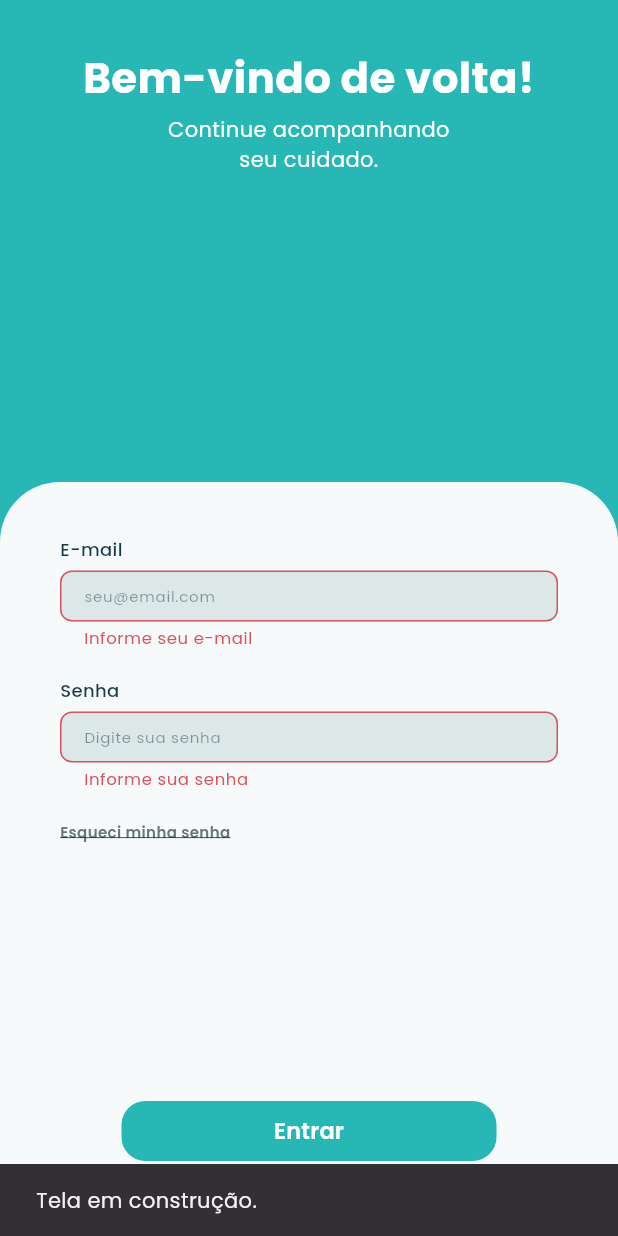
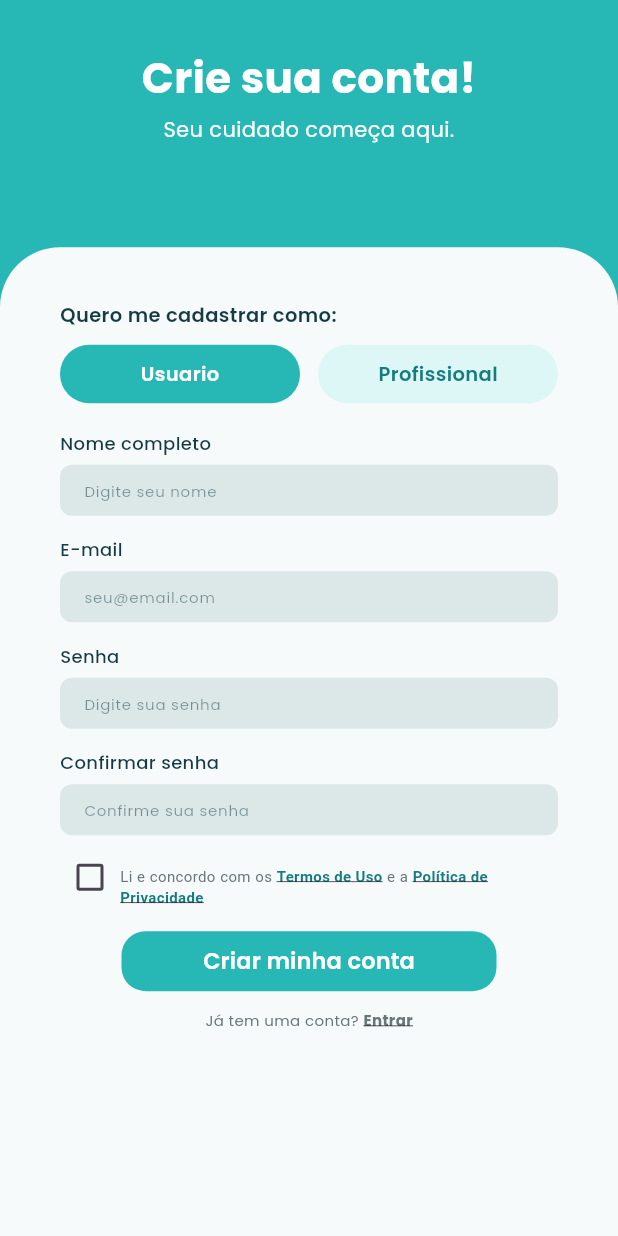
Before and after one commit to dzblivion/MedTrack, a Flutter app: the screen it shows after launch, after a tap on "Entrar", after a tap on "Criar Conta", on a phone screen of 412 x 824 dp. Run offline on Flutter 3.47's test engine with Material 3 defaults, Android fonts, the phone set to English and light mode, and no system bars; our stand-ins replace flutter_secure_storage, google_fonts.

Commit message:
feat: tela de cadastro (usuário e profissional) e ajustes no login

```diff
--- a/frontend/lib/features/auth/auth_repository.dart
+++ b/frontend/lib/features/auth/auth_repository.dart
@@ -30,4 +30,34 @@ class AuthRepository {
 
     return Usuario.fromJson(dados['usuario'] as Map<String, dynamic>);
   }
+
+  Future<void> cadastrarUsuario({
+    required String nome,
+    required String email,
+    required String senha,
+  }) {
+    return _api.post('/cadastrar-usuario', {
+      'nome': nome,
+      'email': email,
+      'senha': senha,
+    });
+  }
+
+  Future<void> cadastrarProfissional({
+    required String nome,
+    required String email,
+    required String senha,
+    required String profissao,
+    required String registro,
+    required String ufRegistro,
+  }) {
+    return _api.post('/cadastrar-profissional', {
+      'nome': nome,
+      'email': email,
+      'senha': senha,
+      'profissao': profissao,
+      'registro': registro,
+      'uf_registro': ufRegistro,
+    });
+  }
 }
--- a/frontend/lib/features/auth/auth_validators.dart
+++ b/frontend/lib/features/auth/auth_validators.dart
@@ -10,4 +10,27 @@ class AuthValidators {
     if (valor == null || valor.isEmpty) return 'Informe sua senha';
     return null;
   }
+
+  static String? campoObrigatorio(String? valor, String rotulo) {
+    if (valor == null || valor.trim().isEmpty) return 'Informe $rotulo';
+    return null;
+  }
+
+  static String? nome(String? valor) => campoObrigatorio(valor, 'seu nome');
+
+  static String? novaSenha(String? valor) {
+    if (valor == null || valor.isEmpty) return 'Crie uma senha';
+    if (valor.length < 8) return 'A senha deve ter ao menos 8 caracteres';
+    return null;
+  }
+
+  static String? Function(String?) confirmarSenha(
+    String Function() senhaOriginal,
+  ) {
+    return (valor) {
+      if (valor == null || valor.isEmpty) return 'Confirme sua senha';
+      if (valor != senhaOriginal()) return 'As senhas não coincidem';
+      return null;
+    };
+  }
 }
--- /dev/null
+++ b/frontend/lib/features/auth/br_estados.dart
@@ -0,0 +1,6 @@
+/// Siglas das unidades federativas do Brasil, para o registro profissional.
+const List<String> brEstados = [
+  'AC', 'AL', 'AP', 'AM', 'BA', 'CE', 'DF', 'ES', 'GO',
+  'MA', 'MT', 'MS', 'MG', 'PA', 'PB', 'PR', 'PE', 'PI',
+  'RJ', 'RN', 'RS', 'RO', 'RR', 'SC', 'SP', 'SE', 'TO',
+];
--- /dev/null
+++ b/frontend/lib/features/auth/cadastro_screen.dart
@@ -0,0 +1,241 @@
+import 'package:flutter/material.dart';
+
+import '../../core/api/api_client.dart';
+import '../../theme/app_theme.dart';
+import '../../widgets/app_button.dart';
+import '../../widgets/app_dropdown.dart';
+import '../../widgets/app_snackbar.dart';
+import '../../widgets/app_text_field.dart';
+import 'auth_repository.dart';
+import 'auth_validators.dart';
+import 'br_estados.dart';
+import 'profissoes_saude.dart';
+import 'widgets/auth_layout.dart';
+import 'widgets/terms_checkbox.dart';
+import 'widgets/user_type_toggle.dart';
+
+class CadastroScreen extends StatefulWidget {
+  final AuthRepository? authRepository;
+
+  const CadastroScreen({super.key, this.authRepository});
+
+  @override
+  State<CadastroScreen> createState() => _CadastroScreenState();
+}
+
+class _CadastroScreenState extends State<CadastroScreen> {
+  final _formKey = GlobalKey<FormState>();
+  final _nomeController = TextEditingController();
+  final _emailController = TextEditingController();
+  final _senhaController = TextEditingController();
+  final _confirmarSenhaController = TextEditingController();
+  final _registroController = TextEditingController();
+  late final AuthRepository _auth = widget.authRepository ?? AuthRepository();
+
+  TipoConta _tipo = TipoConta.usuario;
+  String? _profissao;
+  String? _ufRegistro;
+  bool _aceitaTermos = false;
+  bool _carregando = false;
+
+  @override
+  void dispose() {
+    _nomeController.dispose();
+    _emailController.dispose();
+    _senhaController.dispose();
+    _confirmarSenhaController.dispose();
+    _registroController.dispose();
+    super.dispose();
+  }
+
+  bool get _ehProfissional => _tipo == TipoConta.profissional;
+
+  Future<void> _criarConta() async {
+    final formValido = _formKey.currentState!.validate();
+
+    if (!_aceitaTermos) {
+      AppSnackBar.erro(context, 'Você precisa aceitar os termos para continuar.');
+    }
+
+    if (!formValido || !_aceitaTermos) return;
+
+    setState(() => _carregando = true);
+
+    try {
+      if (_ehProfissional) {
+        await _auth.cadastrarProfissional(
+          nome: _nomeController.text.trim(),
+          email: _emailController.text.trim(),
+          senha: _senhaController.text,
+          profissao: _profissao!,
+          registro: _registroController.text.trim(),
+          ufRegistro: _ufRegistro!,
+        );
+      } else {
+        await _auth.cadastrarUsuario(
+          nome: _nomeController.text.trim(),
+          email: _emailController.text.trim(),
+          senha: _senhaController.text,
+        );
+      }
+
+      if (!mounted) return;
+
+      AppSnackBar.info(context, 'Conta criada com sucesso! Faça login.');
+      Navigator.of(context).pop();
+    } on ApiException catch (e) {
+      if (mounted) AppSnackBar.erro(context, e.mensagem);
+    } catch (_) {
+      if (mounted) {
+        AppSnackBar.erro(context, 'Algo deu errado. Tente novamente.');
+      }
+    } finally {
+      if (mounted) setState(() => _carregando = false);
+    }
+  }
+
+  @override
+  Widget build(BuildContext context) {
+    return AuthLayout(
+      titulo: 'Crie sua conta!',
+      subtitulo: 'Seu cuidado começa aqui.',
+      alturaCabecalho: 0.2,
+      child: Form(
+        key: _formKey,
+        child: Column(
+          crossAxisAlignment: CrossAxisAlignment.start,
+          children: [
+            const Text(
+              'Quero me cadastrar como:',
+              style: TextStyle(
+                color: AppColors.inputText,
+                fontSize: 13,
+                fontWeight: FontWeight.w600,
+              ),
+            ),
+            const SizedBox(height: 10),
+            UserTypeToggle(
+              selecionado: _tipo,
+              onChanged: (tipo) => setState(() => _tipo = tipo),
+            ),
+            const SizedBox(height: 18),
+            AppTextField(
+              label: 'Nome completo',
+              hint: 'Digite seu nome',
+              controller: _nomeController,
+              textInputAction: TextInputAction.next,
+              validator: AuthValidators.nome,
+            ),
+            const SizedBox(height: 14),
+            AppTextField(
+              label: 'E-mail',
+              hint: 'seu@email.com',
+              controller: _emailController,
+              keyboardType: TextInputType.emailAddress,
+              textInputAction: TextInputAction.next,
+              validator: AuthValidators.email,
+            ),
+            if (_ehProfissional) ...[
+              const SizedBox(height: 14),
+              AppDropdown(
+                label: 'Profissão',
+                hint: 'Selecione sua profissão',
+                valor: _profissao,
+                opcoes: profissoesSaude,
+                onChanged: (v) => setState(() => _profissao = v),
+                validator: (v) =>
+                    AuthValidators.campoObrigatorio(v, 'sua profissão'),
+              ),
+              const SizedBox(height: 14),
+              Row(
+                crossAxisAlignment: CrossAxisAlignment.start,
+                children: [
+                  Expanded(
+                    flex: 3,
+                    child: AppTextField(
+                      label: 'Número do registro',
+                      hint: 'Ex: CRM, COREN, CRF...',
+                      controller: _registroController,
+                      textInputAction: TextInputAction.next,
+                      validator: (v) =>
+                          AuthValidators.campoObrigatorio(v, 'o registro'),
+                    ),
+                  ),
+                  const SizedBox(width: 10),
+                  Expanded(
+                    flex: 2,
+                    child: AppDropdown(
+                      label: 'UF do registro',
+                      hint: 'Estado',
+                      valor: _ufRegistro,
+                      opcoes: brEstados,
+                      onChanged: (v) => setState(() => _ufRegistro = v),
+                      validator: (v) =>
+                          AuthValidators.campoObrigatorio(v, 'a UF'),
+                    ),
+                  ),
+                ],
+              ),
+            ],
+            const SizedBox(height: 14),
+            AppTextField(
+              label: 'Senha',
+              hint: 'Digite sua senha',
+              controller: _senhaController,
+              obscureText: true,
+              textInputAction: TextInputAction.next,
+              validator: AuthValidators.novaSenha,
+            ),
+            const SizedBox(height: 14),
+            AppTextField(
+              label: 'Confirmar senha',
+              hint: 'Confirme sua senha',
+              controller: _confirmarSenhaController,
+              obscureText: true,
+              textInputAction: TextInputAction.done,
+              validator: AuthValidators.confirmarSenha(
+                () => _senhaController.text,
+              ),
+              onFieldSubmitted: (_) => _criarConta(),
+            ),
+            const SizedBox(height: 8),
+            TermsCheckbox(
+              aceito: _aceitaTermos,
+              onChanged: (v) => setState(() => _aceitaTermos = v),
+              onTapLink: () =>
+                  AppSnackBar.info(context, 'Tela em construção.'),
+            ),
+            const SizedBox(height: 16),
+            AppButton(
+              texto: 'Criar minha conta',
+              carregando: _carregando,
+              onPressed: _criarConta,
+            ),
+            const SizedBox(height: 12),
+            Row(
+              mainAxisAlignment: MainAxisAlignment.center,
+              children: [
+                const Text(
+                  'Já tem uma conta? ',
+                  style: TextStyle(color: AppColors.gray, fontSize: 10),
+                ),
+                InkWell(
+                  onTap: () => Navigator.of(context).pop(),
+                  child: const Text(
+                    'Entrar',
+                    style: TextStyle(
+                      color: AppColors.gray,
+                      fontSize: 10,
+                      fontWeight: FontWeight.w700,
+                      decoration: TextDecoration.underline,
+                    ),
+                  ),
+                ),
+              ],
+            ),
+          ],
+        ),
+      ),
+    );
+  }
+}
--- a/frontend/lib/features/auth/login_screen.dart
+++ b/frontend/lib/features/auth/login_screen.dart
@@ -3,10 +3,12 @@ import 'package:flutter/material.dart';
 import '../../core/api/api_client.dart';
 import '../../theme/app_theme.dart';
 import '../../widgets/app_button.dart';
+import '../../widgets/app_logo.dart';
 import '../../widgets/app_snackbar.dart';
 import '../../widgets/app_text_field.dart';
 import '../home/home_screen.dart';
 import 'auth_repository.dart';
+import 'cadastro_screen.dart';
 import 'auth_validators.dart';
 import 'widgets/auth_layout.dart';
 
@@ -68,6 +70,7 @@ class _LoginScreenState extends State<LoginScreen> {
     return AuthLayout(
       titulo: 'Bem-vindo de volta!',
       subtitulo: 'Continue acompanhando seu cuidado.',
+      marcaCabecalho: const AppLogo(),
       child: Form(
         key: _formKey,
         child: Column(
@@ -111,7 +114,9 @@ class _LoginScreenState extends State<LoginScreen> {
                 _LinkTexto(
                   texto: 'Criar Conta',
                   negrito: true,
-                  onTap: _emBreve,
+                  onTap: () => Navigator.of(context).push(
+                    MaterialPageRoute(builder: (_) => const CadastroScreen()),
+                  ),
                 ),
               ],
             ),
--- /dev/null
+++ b/frontend/lib/features/auth/profissoes_saude.dart
@@ -0,0 +1,16 @@
+/// Profissões de saúde aceitas no cadastro de profissional.
+///
+/// O backend recebe texto livre; essa lista só padroniza o que aparece
+/// no app, já que a API não expõe nenhum endpoint para isso.
+const List<String> profissoesSaude = [
+  'Médico(a)',
+  'Enfermeiro(a)',
+  'Fisioterapeuta',
+  'Nutricionista',
+  'Psicólogo(a)',
+  'Dentista',
+  'Farmacêutico(a)',
+  'Fonoaudiólogo(a)',
+  'Terapeuta Ocupacional',
+  'Biomédico(a)',
+];
--- a/frontend/lib/features/auth/widgets/auth_layout.dart
+++ b/frontend/lib/features/auth/widgets/auth_layout.dart
@@ -3,11 +3,19 @@ import 'package:flutter/material.dart';
 import '../../../theme/app_theme.dart';
 
 /// Estrutura comum das telas de autenticação: cabeçalho teal + painel branco.
+///
+/// Quando o conteúdo cabe na tela, o painel preenche o espaço restante
+/// (como no login). Quando não cabe (ex.: cadastro de profissional, com
+/// mais campos), a tela rola em vez de estourar.
 class AuthLayout extends StatelessWidget {
   final String titulo;
   final String subtitulo;
   final double alturaCabecalho;
   final Widget child;
+
+  /// Conteúdo opcional exibido no espaço vazio do cabeçalho (ex.: a marca
+  /// do app no login). Fica centralizado abaixo do subtítulo.
+  final Widget? marcaCabecalho;
 
   const AuthLayout({
     super.key,
@@ -15,30 +23,36 @@ class AuthLayout extends StatelessWidget {
     required this.subtitulo,
     required this.child,
     this.alturaCabecalho = 0.39,
+    this.marcaCabecalho,
   });
 
   @override
   Widget build(BuildContext context) {
-    final alturaTela = MediaQuery.sizeOf(context).height;
-
     return Scaffold(
       backgroundColor: AppColors.ciano,
-      body: CustomScrollView(
-        slivers: [
-          SliverFillRemaining(
-            hasScrollBody: false,
+      body: SafeArea(
+        child: LayoutBuilder(
+          builder: (context, constraints) {
+            return SingleChildScrollView(
+              child: ConstrainedBox(
+                constraints: BoxConstraints(minHeight: constraints.maxHeight),
+                child: IntrinsicHeight(
                   child: Column(
                     children: [
                       _Cabecalho(
                         titulo: titulo,
                         subtitulo: subtitulo,
-                  altura: alturaTela * alturaCabecalho,
+                        altura: constraints.maxHeight * alturaCabecalho,
+                        marca: marcaCabecalho,
                       ),
                       Expanded(child: _Painel(child: child)),
                     ],
                   ),
                 ),
-        ],
+              ),
+            );
+          },
+        ),
       ),
     );
   }
@@ -48,11 +62,13 @@ class _Cabecalho extends StatelessWidget {
   final String titulo;
   final String subtitulo;
   final double altura;
+  final Widget? marca;
 
   const _Cabecalho({
     required this.titulo,
     required this.subtitulo,
     required this.altura,
+    this.marca,
   });
 
   @override
@@ -60,12 +76,11 @@ class _Cabecalho extends StatelessWidget {
     return SizedBox(
       height: altura,
       width: double.infinity,
-      child: SafeArea(
-        bottom: false,
       child: Padding(
         padding: const EdgeInsets.fromLTRB(24, 32, 24, 0),
         child: Column(
           children: [
+            if (marca != null) ...[marca!, const SizedBox(height: 28)],
             Text(
               titulo,
               textAlign: TextAlign.center,
@@ -85,7 +100,6 @@ class _Cabecalho extends StatelessWidget {
               ),
             ),
           ],
-          ),
         ),
       ),
     );
--- /dev/null
+++ b/frontend/lib/features/auth/widgets/terms_checkbox.dart
@@ -0,0 +1,68 @@
+import 'package:flutter/gestures.dart';
+import 'package:flutter/material.dart';
+
+import '../../../theme/app_theme.dart';
+
+class TermsCheckbox extends StatelessWidget {
+  final bool aceito;
+  final ValueChanged<bool> onChanged;
+  final VoidCallback onTapLink;
+
+  const TermsCheckbox({
+    super.key,
+    required this.aceito,
+    required this.onChanged,
+    required this.onTapLink,
+  });
+
+  static const _estiloTexto = TextStyle(
+    color: AppColors.gray,
+    fontSize: 10,
+  );
+
+  static const _estiloLink = TextStyle(
+    color: AppColors.darkCiano,
+    fontSize: 10,
+    fontWeight: FontWeight.w600,
+    decoration: TextDecoration.underline,
+  );
+
+  @override
+  Widget build(BuildContext context) {
+    return Row(
+      crossAxisAlignment: CrossAxisAlignment.start,
+      children: [
+        Checkbox(
+          value: aceito,
+          onChanged: (v) => onChanged(v ?? false),
+          activeColor: AppColors.ciano,
+          visualDensity: VisualDensity.compact,
+        ),
+        Expanded(
+          child: Padding(
+            padding: const EdgeInsets.only(top: 12),
+            child: Text.rich(
+              TextSpan(
+                style: _estiloTexto,
+                children: [
+                  const TextSpan(text: 'Li e concordo com os '),
+                  TextSpan(
+                    text: 'Termos de Uso',
+                    style: _estiloLink,
+                    recognizer: TapGestureRecognizer()..onTap = onTapLink,
+                  ),
+                  const TextSpan(text: ' e a '),
+                  TextSpan(
+                    text: 'Política de Privacidade',
+                    style: _estiloLink,
+                    recognizer: TapGestureRecognizer()..onTap = onTapLink,
+                  ),
+                ],
+              ),
+            ),
+          ),
+        ),
+      ],
+    );
+  }
+}
--- /dev/null
+++ b/frontend/lib/features/auth/widgets/user_type_toggle.dart
@@ -0,0 +1,53 @@
+import 'package:flutter/material.dart';
+
+import '../../../theme/app_theme.dart';
+
+enum TipoConta { usuario, profissional }
+
+class UserTypeToggle extends StatelessWidget {
+  final TipoConta selecionado;
+  final ValueChanged<TipoConta> onChanged;
+
+  const UserTypeToggle({
+    super.key,
+    required this.selecionado,
+    required this.onChanged,
+  });
+
+  @override
+  Widget build(BuildContext context) {
+    return Row(
+      children: [
+        _opcao('Usuario', TipoConta.usuario),
+        const SizedBox(width: 12),
+        _opcao('Profissional', TipoConta.profissional),
+      ],
+    );
+  }
+
+  Widget _opcao(String texto, TipoConta tipo) {
+    final ativo = tipo == selecionado;
+
+    return Expanded(
+      child: GestureDetector(
+        onTap: () => onChanged(tipo),
+        child: Container(
+          padding: const EdgeInsets.symmetric(vertical: 10),
+          alignment: Alignment.center,
+          decoration: BoxDecoration(
+            color: ativo ? AppColors.ciano : AppColors.cianoClaro,
+            borderRadius: BorderRadius.circular(20),
+          ),
+          child: Text(
+            texto,
+            style: TextStyle(
+              color: ativo ? Colors.white : AppColors.darkCiano,
+              fontSize: 13,
+              fontWeight: FontWeight.w600,
+            ),
+          ),
+        ),
+      ),
+    );
+  }
+}
--- /dev/null
+++ b/frontend/lib/widgets/app_logo.dart
@@ -0,0 +1,40 @@
+import 'package:flutter/material.dart';
+
+import '../theme/app_theme.dart';
+
+/// Marca "MedTrack" em duas cores, usada no splash e no espaço vazio
+/// do cabeçalho do login.
+class AppLogo extends StatelessWidget {
+  const AppLogo({super.key});
+
+  @override
+  Widget build(BuildContext context) {
+    return Column(
+      mainAxisSize: MainAxisSize.min,
+      children: [
+        RichText(
+          text: const TextSpan(
+            style: TextStyle(fontSize: 30, fontWeight: FontWeight.w800),
+            children: [
+              TextSpan(text: 'Med', style: TextStyle(color: Colors.white)),
+              TextSpan(
+                text: 'Track',
+                style: TextStyle(color: AppColors.cianoClaro),
+              ),
+            ],
+          ),
+        ),
+        const SizedBox(height: 4),
+        const Text(
+          'SEU TRATAMENTO, NO SEU RITMO.',
+          style: TextStyle(
+            color: Colors.white70,
+            fontSize: 9,
+            fontWeight: FontWeight.w600,
+            letterSpacing: 1.1,
+          ),
+        ),
+      ],
+    );
+  }
+}
```
Also changed, not shown: frontend/lib/widgets/app_dropdown.dart (added, +78 -0 lines), 1 other file. Lines whose indentation alone changed are shown as unchanged.
